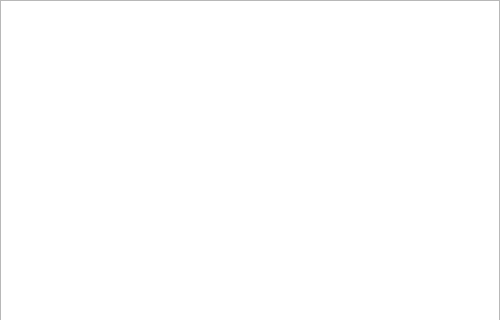
Qt form mainwindow.ui (Cominta/NerCalc) before a commit; both pictures show x 0 to 500 and y 0 to 320 of the 500 by 600 pixel window.
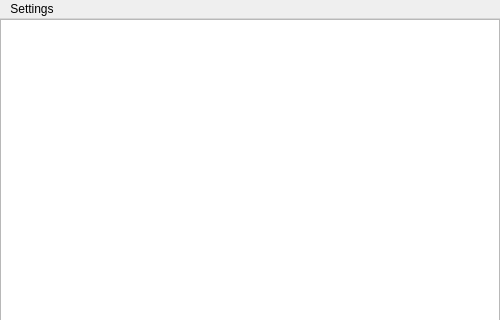
The same form after that commit.

Patch:
```diff
--- a/mainwindow.ui
+++ b/mainwindow.ui
@@ -34,6 +34,35 @@
     </property>
    </widget>
   </widget>
+  <widget class="QMenuBar" name="menuBar">
+   <property name="geometry">
+    <rect>
+     <x>0</x>
+     <y>0</y>
+     <width>500</width>
+     <height>21</height>
+    </rect>
+   </property>
+   <widget class="QMenu" name="menuSettings">
+    <property name="title">
+     <string>Settings</string>
+    </property>
+    <addaction name="separator"/>
+    <addaction name="actionFont_size"/>
+    <addaction name="actionInterval"/>
+   </widget>
+   <addaction name="menuSettings"/>
+  </widget>
+  <action name="actionFont_size">
+   <property name="text">
+    <string>Font size</string>
+   </property>
+  </action>
+  <action name="actionInterval">
+   <property name="text">
+    <string>Letter spacing</string>
+   </property>
+  </action>
  </widget>
  <resources/>
  <connections/>
```
